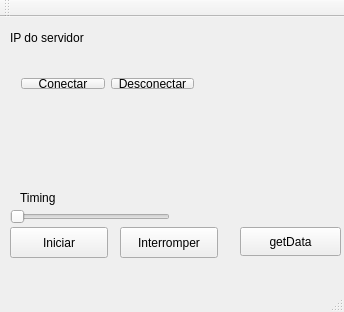
Old version of the form QtTcpClientConsumer/mainwindow.ui in the repository Cogitus/QtmoduloSupervisorio.
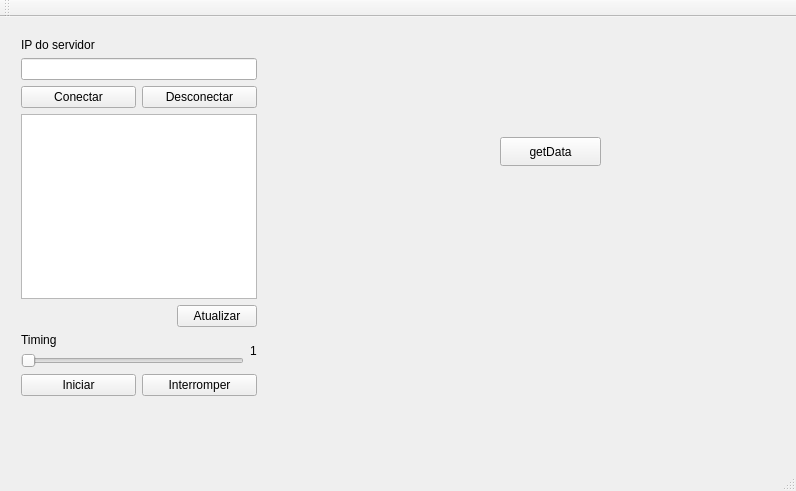
New version of the form.

Commit message: Quase finalizada a tela do consumidor de dados UI.

What changed in the file:
```diff
--- a/QtTcpClientConsumer/mainwindow.ui
+++ b/QtTcpClientConsumer/mainwindow.ui
@@ -6,8 +6,8 @@
    <rect>
     <x>0</x>
     <y>0</y>
-    <width>344</width>
-    <height>312</height>
+    <width>796</width>
+    <height>491</height>
    </rect>
   </property>
   <property name="windowTitle">
@@ -17,8 +17,8 @@
    <widget class="QPushButton" name="pushButtonGet">
     <property name="geometry">
      <rect>
-      <x>240</x>
-      <y>210</y>
+      <x>500</x>
+      <y>120</y>
       <width>101</width>
       <height>29</height>
      </rect>
@@ -27,94 +27,123 @@
      <string>getData</string>
     </property>
    </widget>
-   <widget class="QLabel" name="label_IPdoServidor">
-    <property name="geometry">
-     <rect>
-      <x>10</x>
-      <y>10</y>
-      <width>91</width>
-      <height>21</height>
-     </rect>
-    </property>
-    <property name="text">
-     <string>IP do servidor</string>
-    </property>
-   </widget>
-   <widget class="QLabel" name="label_Timing">
-    <property name="geometry">
-     <rect>
-      <x>20</x>
-      <y>170</y>
-      <width>66</width>
-      <height>21</height>
-     </rect>
-    </property>
-    <property name="text">
-     <string>Timing</string>
-    </property>
-   </widget>
-   <widget class="QSlider" name="horizontalSlider_Timing">
-    <property name="geometry">
-     <rect>
-      <x>10</x>
-      <y>190</y>
-      <width>160</width>
-      <height>19</height>
-     </rect>
-    </property>
-    <property name="orientation">
-     <enum>Qt::Horizontal</enum>
-    </property>
-   </widget>
-   <widget class="QPushButton" name="pushButton_Iniciar">
-    <property name="geometry">
-     <rect>
-      <x>10</x>
-      <y>210</y>
-      <width>98</width>
-      <height>31</height>
-     </rect>
-    </property>
-    <property name="text">
-     <string>Iniciar</string>
-    </property>
-   </widget>
-   <widget class="QPushButton" name="pushButton_Interromper">
-    <property name="geometry">
-     <rect>
-      <x>120</x>
-      <y>210</y>
-      <width>98</width>
-      <height>31</height>
-     </rect>
-    </property>
-    <property name="text">
-     <string>Interromper</string>
-    </property>
-   </widget>
    <widget class="QWidget" name="">
     <property name="geometry">
      <rect>
       <x>10</x>
-      <y>50</y>
-      <width>195</width>
-      <height>33</height>
+      <y>10</y>
+      <width>258</width>
+      <height>380</height>
      </rect>
     </property>
-    <layout class="QHBoxLayout" name="horizontalLayout">
+    <layout class="QVBoxLayout" name="verticalLayout_2">
      <item>
-      <widget class="QPushButton" name="pushButton_Conectar">
+      <widget class="QLabel" name="label_IPdoServidor">
        <property name="text">
-        <string>Conectar</string>
+        <string>IP do servidor</string>
        </property>
       </widget>
      </item>
      <item>
-      <widget class="QPushButton" name="pushButton_Desconectar">
-       <property name="text">
-        <string>Desconectar</string>
-       </property>
-      </widget>
+      <widget class="QLineEdit" name="lineEdit_recebeIP"/>
+     </item>
+     <item>
+      <layout class="QHBoxLayout" name="horizontalLayout">
+       <item>
+        <widget class="QPushButton" name="pushButton_Conectar">
+         <property name="text">
+          <string>Conectar</string>
+         </property>
+        </widget>
+       </item>
+       <item>
+        <widget class="QPushButton" name="pushButton_Desconectar">
+         <property name="text">
+          <string>Desconectar</string>
+         </property>
+        </widget>
+       </item>
+      </layout>
+     </item>
+     <item>
+      <widget class="QListWidget" name="listWidget_lPs"/>
+     </item>
+     <item>
+      <layout class="QHBoxLayout" name="horizontalLayout_4">
+       <item>
+        <spacer name="horizontalSpacer">
+         <property name="orientation">
+          <enum>Qt::Horizontal</enum>
+         </property>
+         <property name="sizeHint" stdset="0">
+          <size>
+           <width>40</width>
+           <height>20</height>
+          </size>
+         </property>
+        </spacer>
+       </item>
+       <item>
+        <widget class="QPushButton" name="pushButton_atualizarIPs">
+         <property name="text">
+          <string>Atualizar</string>
+         </property>
+        </widget>
+       </item>
+      </layout>
+     </item>
+     <item>
+      <layout class="QHBoxLayout" name="horizontalLayout_3">
+       <item>
+        <layout class="QVBoxLayout" name="verticalLayout">
+         <property name="spacing">
+          <number>6</number>
+         </property>
+         <property name="rightMargin">
+          <number>0</number>
+         </property>
+         <item>
+          <widget class="QLabel" name="label_TimingTitle">
+           <property name="text">
+            <string>Timing</string>
+           </property>
+          </widget>
+         </item>
+         <item>
+          <widget class="QSlider" name="horizontalSlider_Timing">
+           <property name="orientation">
+            <enum>Qt::Horizontal</enum>
+           </property>
+          </widget>
+         </item>
+        </layout>
+       </item>
+       <item>
+        <widget class="QLabel" name="label_timeChanging">
+         <property name="text">
+          <string>1</string>
+         </property>
+        </widget>
+       </item>
+      </layout>
+     </item>
+     <item>
+      <layout class="QHBoxLayout" name="horizontalLayout_2">
+       <item>
+        <widget class="QPushButton" name="pushButton_Iniciar">
+         <property name="text">
+          <string>Iniciar</string>
+         </property>
+        </widget>
+       </item>
+       <item>
+        <widget class="QPushButton" name="pushButton_Interromper">
+         <property name="text">
+          <string>Interromper</string>
+         </property>
+        </widget>
+       </item>
+      </layout>
      </item>
     </layout>
    </widget>
```
Left out of the diff: 19 changed lines with no effect on the pictures. The commit also changes 2 other files.
